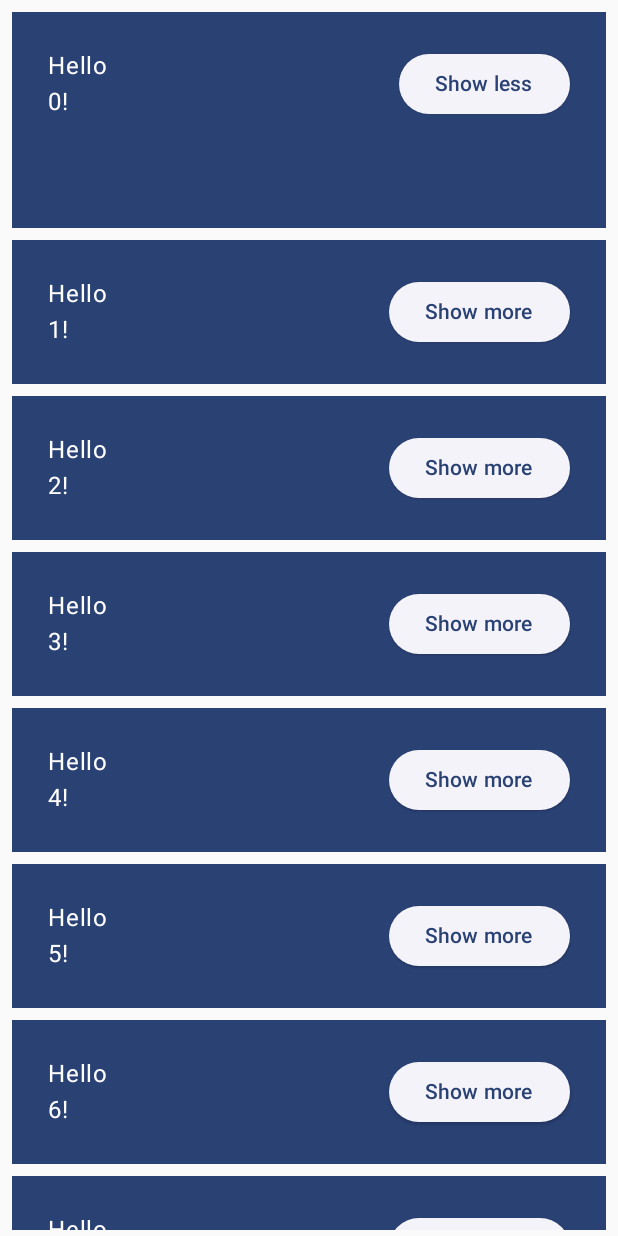
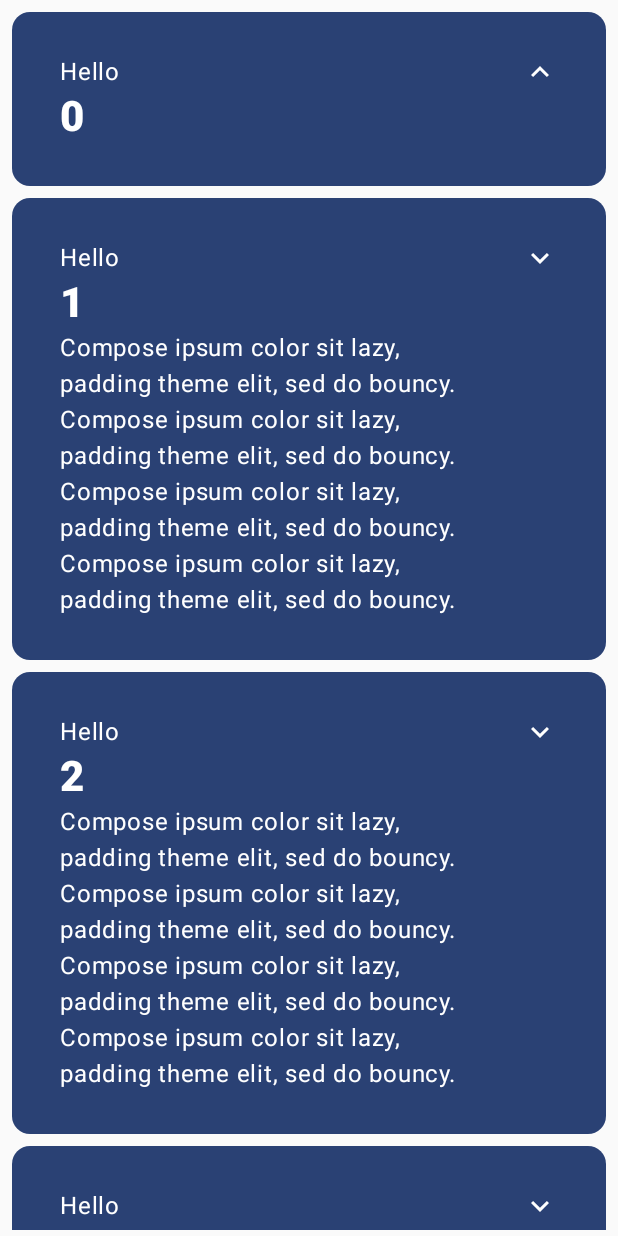
Before and after one commit to PabloQuiroga/composeDemos, an Android app built with Jetpack Compose: the screen it shows after launch (MainActivity), after a tap on "Show more", on a phone screen of 412 x 824 dp. Run offline under Robolectric (Android 15) with nearby library versions, the phone set to English and light mode, and no system bars; 1 other tap on this screen came first.

Commit message:
Refactor views and final codelab

```diff
--- a/app/build.gradle.kts
+++ b/app/build.gradle.kts
@@ -51,7 +51,7 @@ android {
 
 dependencies {
 
-    implementation("androidx.core:core-ktx:1.9.0")
+    implementation("androidx.core:core-ktx:1.12.0")
     implementation("androidx.lifecycle:lifecycle-runtime-ktx:2.6.2")
     implementation("androidx.activity:activity-compose:1.8.0")
     implementation(platform("androidx.compose:compose-bom:2023.03.00"))
@@ -59,6 +59,8 @@ dependencies {
     implementation("androidx.compose.ui:ui-graphics")
     implementation("androidx.compose.ui:ui-tooling-preview")
     implementation("androidx.compose.material3:material3")
+    implementation("androidx.compose.material:material-icons-extended:1.5.4")
+
     testImplementation("junit:junit:4.13.2")
     androidTestImplementation("androidx.test.ext:junit:1.1.5")
     androidTestImplementation("androidx.test.espresso:espresso-core:3.5.1")
--- a/app/src/main/java/com/siar/composedemos/ui/theme/Color.kt
+++ b/app/src/main/java/com/siar/composedemos/ui/theme/Color.kt
@@ -9,3 +9,8 @@ val Pink80 = Color(0xFFEFB8C8)
 val Purple40 = Color(0xFF6650a4)
 val PurpleGrey40 = Color(0xFF625b71)
 val Pink40 = Color(0xFF7D5260)
+
+val Navy = Color(0xFF073042)
+val Blue = Color(0xFF4285F4)
+val LightBlue = Color(0xFFD7EFFE)
+val Chartreuse = Color(0xFFEFF7CF)
--- a/app/src/main/java/com/siar/composedemos/ui/theme/Theme.kt
+++ b/app/src/main/java/com/siar/composedemos/ui/theme/Theme.kt
@@ -10,21 +10,28 @@ import androidx.compose.material3.dynamicLightColorScheme
 import androidx.compose.material3.lightColorScheme
 import androidx.compose.runtime.Composable
 import androidx.compose.runtime.SideEffect
+import androidx.compose.ui.graphics.Color
 import androidx.compose.ui.graphics.toArgb
 import androidx.compose.ui.platform.LocalContext
 import androidx.compose.ui.platform.LocalView
 import androidx.core.view.WindowCompat
 
 private val DarkColorScheme = darkColorScheme(
-    primary = Purple80,
+    primary = Navy,
+    onPrimary = Chartreuse,
     secondary = PurpleGrey80,
-    tertiary = Pink80
+    tertiary = Pink80,
+    surface = Blue,
+    onSurface = Navy
 )
 
 private val LightColorScheme = lightColorScheme(
-    primary = Purple40,
+    primary = LightBlue,
+    onPrimary = Navy,
     secondary = PurpleGrey40,
-    tertiary = Pink40
+    tertiary = Pink40,
+    surface = Blue,
+    onSurface = Color.White
 
     /* Other default colors to override
     background = Color(0xFFFFFBFE),
--- /dev/null
+++ b/app/src/main/java/com/siar/composedemos/views/components/CardContent.kt
@@ -0,0 +1,97 @@
+package com.siar.composedemos.views.components
+
+import android.content.res.Configuration
+import androidx.compose.animation.animateContentSize
+import androidx.compose.animation.core.Spring
+import androidx.compose.animation.core.spring
+import androidx.compose.foundation.layout.Column
+import androidx.compose.foundation.layout.Row
+import androidx.compose.foundation.layout.padding
+import androidx.compose.material.icons.Icons
+import androidx.compose.material.icons.filled.ExpandLess
+import androidx.compose.material.icons.filled.ExpandMore
+import androidx.compose.material3.Icon
+import androidx.compose.material3.IconButton
+import androidx.compose.material3.MaterialTheme
+import androidx.compose.material3.Surface
+import androidx.compose.material3.Text
+import androidx.compose.runtime.Composable
+import androidx.compose.runtime.getValue
+import androidx.compose.runtime.mutableStateOf
+import androidx.compose.runtime.remember
+import androidx.compose.runtime.setValue
+import androidx.compose.ui.Modifier
+import androidx.compose.ui.res.stringResource
+import androidx.compose.ui.text.font.FontWeight
+import androidx.compose.ui.tooling.preview.Preview
+import androidx.compose.ui.unit.dp
+import com.siar.composedemos.R
+import com.siar.composedemos.ui.theme.ComposeDemosTheme
+
+@Composable
+fun CardContent(name: String) {
+
+    var expanded by remember { mutableStateOf(false) }
+
+    Surface(
+        color = MaterialTheme.colorScheme.primary,
+        modifier = Modifier.padding(
+            vertical = 4.dp,
+            horizontal = 8.dp,
+        )
+    ) {
+        Row(
+            modifier = Modifier
+                .padding(12.dp)
+                .animateContentSize(
+                    animationSpec = spring(
+                        dampingRatio = Spring.DampingRatioMediumBouncy,
+                        stiffness = Spring.StiffnessLow
+                    )
+                )
+        ) {
+            Column(
+                modifier = Modifier
+                    .weight(1f)
+                    .padding(12.dp)
+            ) {
+                Text(text = "Hello")
+                Text(
+                    text = name,
+                    style = MaterialTheme.typography.headlineMedium.copy(
+                        fontWeight = FontWeight.ExtraBold
+                    )
+                )
+                if(!expanded) Text(text = ("Compose ipsum color sit lazy, "+
+                        "padding theme elit, sed do bouncy. ").repeat(4))
+
+            }
+            IconButton(
+                onClick = { expanded = !expanded }
+            ){
+                Icon(
+                    imageVector = if(expanded) Icons.Filled.ExpandLess else Icons.Filled.ExpandMore,
+                    contentDescription = if(expanded) {
+                        stringResource(id = R.string.show_less)
+                    }else{
+                        stringResource(id = R.string.show_more)
+                    }
+                )
+            }
+        }
+    }
+}
+
+@Preview(
+    name = "Dark",
+    showBackground = true,
+    widthDp = 320,
+    uiMode = Configuration.UI_MODE_NIGHT_YES
+)
+@Preview(showBackground = true, widthDp = 320)
+@Composable
+fun CardContentPreview() {
+    ComposeDemosTheme {
+        CardContent(name = "prueba")
+    }
+}
--- a/app/src/main/java/com/siar/composedemos/views/components/Greeting.kt
+++ b/app/src/main/java/com/siar/composedemos/views/components/Greeting.kt
@@ -1,69 +1,38 @@
 package com.siar.composedemos.views.components
 
-import androidx.compose.animation.core.Spring
-import androidx.compose.animation.core.animateDpAsState
-import androidx.compose.animation.core.spring
-import androidx.compose.foundation.layout.Column
-import androidx.compose.foundation.layout.Row
-import androidx.compose.foundation.layout.fillMaxWidth
+import android.content.res.Configuration.UI_MODE_NIGHT_YES
 import androidx.compose.foundation.layout.padding
-import androidx.compose.material3.ElevatedButton
+import androidx.compose.material3.Card
+import androidx.compose.material3.CardDefaults
 import androidx.compose.material3.MaterialTheme
-import androidx.compose.material3.Surface
-import androidx.compose.material3.Text
 import androidx.compose.runtime.Composable
-import androidx.compose.runtime.getValue
-import androidx.compose.runtime.mutableStateOf
-import androidx.compose.runtime.remember
-import androidx.compose.runtime.setValue
 import androidx.compose.ui.Modifier
 import androidx.compose.ui.tooling.preview.Preview
 import androidx.compose.ui.unit.dp
+import com.siar.composedemos.ui.theme.ComposeDemosTheme
 
 @Composable
 fun Greeting(name: String) {
-
-    var expanded by remember { mutableStateOf(false) }
-    val extraPadding by animateDpAsState(
-        label = "only require by spec",
-        targetValue = if(expanded) 48.dp else 0.dp,
-        animationSpec = spring(
-            dampingRatio = Spring.DampingRatioMediumBouncy,
-            stiffness = Spring.StiffnessLow
-        )
-    )
-
-    Surface(
-        color = MaterialTheme.colorScheme.primary,
-        modifier = Modifier.padding(
-            vertical = 4.dp,
-            horizontal = 8.dp,
-        )
+    Card(
+        colors = CardDefaults.cardColors(
+            containerColor = MaterialTheme.colorScheme.primary
+        ),
+        modifier = Modifier.padding(vertical = 4.dp, horizontal = 8.dp)
     ) {
-        Row(
-            modifier = Modifier
-                .padding(24.dp)
-                .fillMaxWidth()
-        ) {
-            Column(
-                modifier = Modifier
-                    .weight(1f)
-                    .padding(bottom = extraPadding.coerceAtLeast(0.dp))
-            ) {
-                Text(text = "Hello")
-                Text(text = "$name!")
-            }
-            ElevatedButton(
-                onClick = { expanded = !expanded }
-            ) {
-                Text(text = if(expanded) "Show less" else "Show more")
-            }
-        }
+        CardContent(name = name)
     }
 }
 
+@Preview(
+    name = "Dark",
+    showBackground = true,
+    widthDp = 320,
+    uiMode = UI_MODE_NIGHT_YES
+)
 @Preview(showBackground = true, widthDp = 320)
 @Composable
 fun GreetingPreview() {
-    Greeting(name = "prueba")
+    ComposeDemosTheme {
+        Greeting(name = "prueba")
+    }
 }
--- a/app/src/main/java/com/siar/composedemos/views/components/Greetings.kt
+++ b/app/src/main/java/com/siar/composedemos/views/components/Greetings.kt
@@ -1,5 +1,6 @@
 package com.siar.composedemos.views.components
 
+import android.content.res.Configuration.UI_MODE_NIGHT_YES
 import androidx.compose.foundation.layout.padding
 import androidx.compose.foundation.lazy.LazyColumn
 import androidx.compose.foundation.lazy.items
@@ -23,6 +24,10 @@ fun Greetings(
     }
 }
 
+@Preview(
+    name = "Dark", uiMode = UI_MODE_NIGHT_YES,
+    showBackground = true, widthDp = 320, heightDp = 480
+)
 @Preview(showBackground = true, widthDp = 320, heightDp = 480)
 @Composable
 fun GreetingsPreview() {
--- a/app/src/main/java/com/siar/composedemos/views/components/OnboardingScreen.kt
+++ b/app/src/main/java/com/siar/composedemos/views/components/OnboardingScreen.kt
@@ -1,5 +1,6 @@
 package com.siar.composedemos.views.components
 
+import android.content.res.Configuration
 import androidx.compose.foundation.layout.Arrangement
 import androidx.compose.foundation.layout.Column
 import androidx.compose.foundation.layout.fillMaxSize
@@ -11,6 +12,7 @@ import androidx.compose.ui.Alignment
 import androidx.compose.ui.Modifier
 import androidx.compose.ui.tooling.preview.Preview
 import androidx.compose.ui.unit.dp
+import com.siar.composedemos.ui.theme.ComposeDemosTheme
 
 @Composable
 fun OnboardingScreen(
@@ -33,11 +35,15 @@ fun OnboardingScreen(
 }
 
 @Preview(
-    showBackground = true,
-    widthDp = 320,
-    heightDp = 480
+    name = "Dark", uiMode = Configuration.UI_MODE_NIGHT_YES,
+    showBackground = true, widthDp = 320, heightDp = 480
+)
+@Preview(
+    showBackground = true, widthDp = 320, heightDp = 480
 )
 @Composable
 fun OnboardingPreview(){
-    OnboardingScreen(onContinue = {})
+    ComposeDemosTheme {
+        OnboardingScreen(onContinue = {})
+    }
 }
--- a/app/src/main/res/values/strings.xml
+++ b/app/src/main/res/values/strings.xml
@@ -1,3 +1,6 @@
 <resources>
     <string name="app_name">Compose Demos</string>
+
+    <string name="show_less">Show less</string>
+    <string name="show_more">Show more</string>
 </resources>
```
